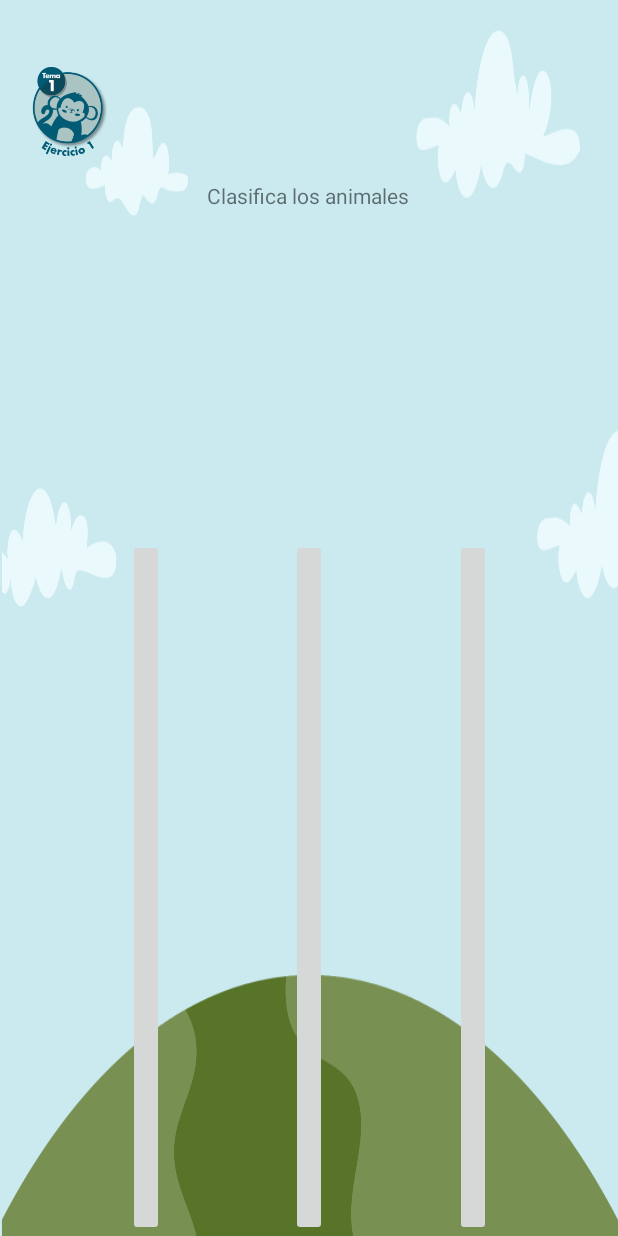
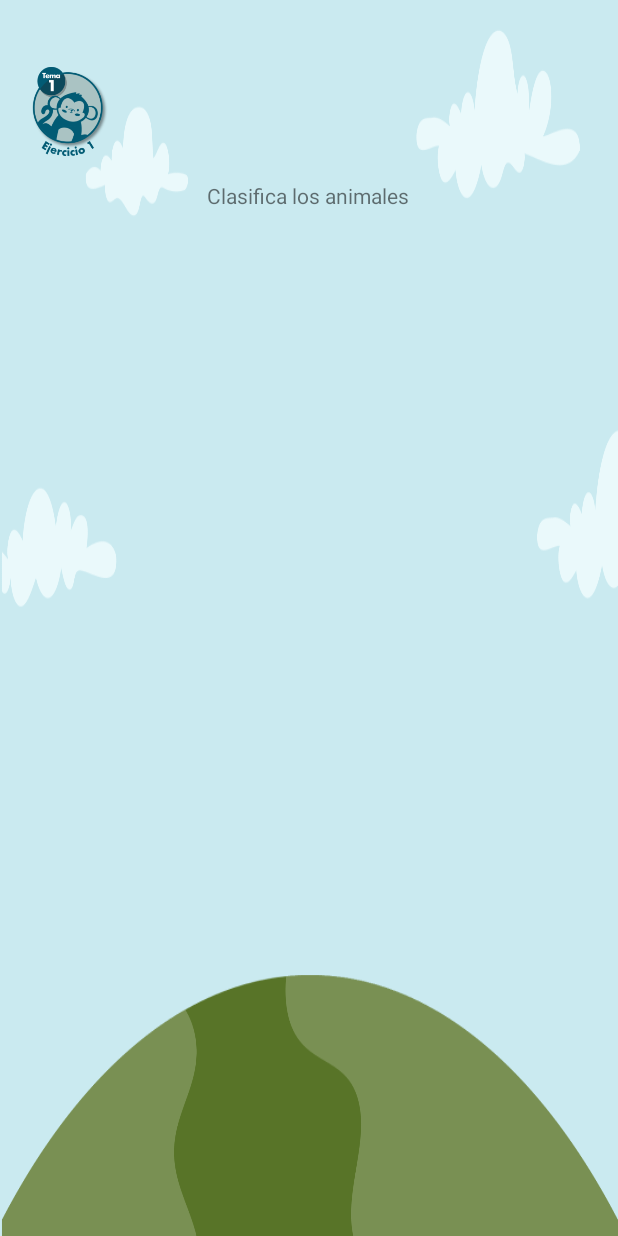
Before and after one commit to OmArCaMc/MethsKinderAppRebuild, an Android app: the layout activity_select_option.xml on its own in the app's theme, with its tools: preview values and no code run, on a phone screen of 412 x 824 dp. Run offline under Robolectric (Android 15) with nearby library versions, the phone set to English and light mode, and no system bars.

Commit message:
Error de fondo en opciones de modularizacion selecion unica corregido

```diff
--- a/app/src/main/java/com/example/animate/SelectOption.java
+++ b/app/src/main/java/com/example/animate/SelectOption.java
@@ -10,6 +10,7 @@ import android.widget.ImageButton;
 import android.widget.ImageView;
 import android.widget.TextView;
 
+import androidx.activity.EdgeToEdge;
 import androidx.appcompat.app.AppCompatActivity;
 import androidx.databinding.DataBindingUtil;
 import androidx.databinding.ViewDataBinding;
@@ -26,6 +27,9 @@ public class SelectOption extends AppCompatActivity {
         DataSelectOption dataSelectOption = new DataSelectOption();
         setRequestedOrientation(ActivityInfo.SCREEN_ORIENTATION_LANDSCAPE);
 //        ViewDataBinding binding = DataBindingUtil.setContentView(this, R.layout.activity_select_option);
+
+        // Expand to all screen
+        EdgeToEdge.enable(this);
         setContentView(R.layout.activity_select_option);
 //        binding.setLifecycleOwner(this);
 
--- a/app/src/main/java/com/example/animate/topic1screen.java
+++ b/app/src/main/java/com/example/animate/topic1screen.java
@@ -86,7 +86,7 @@ public class topic1screen extends AppCompatActivity {
                 intent.putExtra("INSTRUCTION", R.string.Instruction_1_1);
                 intent.putExtra("ILLUSTRATION", R.drawable.monkey2_asset);
                 intent.putExtra("OP1", R.drawable.monkey2_asset);
-                intent.putExtra("OP2", R.drawable.lion);
+                intent.putExtra("OP2", R.drawable.bird_asset);
                 intent.putExtra("OP3", R.drawable.tucan_asset);
                 intent.putExtra("RightOp", 1); // Establece la opción correcta (ej. 1)
 
--- a/app/src/main/res/layout/activity_select_option.xml
+++ b/app/src/main/res/layout/activity_select_option.xml
@@ -18,7 +18,7 @@
         app:layout_constraintHorizontal_bias="0.058"
         app:layout_constraintStart_toStartOf="parent"
         app:layout_constraintTop_toTopOf="parent"
-        app:layout_constraintVertical_bias="0.058"/>
+        app:layout_constraintVertical_bias="0.058" />
 
     <TextView
         android:id="@+id/instruction"
@@ -41,11 +41,7 @@
         app:layout_constraintEnd_toEndOf="parent"
         android:layout_width="wrap_content"
         android:layout_height="0dp"
-        android:scaleType="fitCenter"
-
-        >
-    </ImageView>
-
+        android:scaleType="fitCenter" />
 
     <TextView
         android:id="@+id/feedBack"
@@ -56,8 +52,7 @@
         app:layout_constraintEnd_toEndOf="parent"
         app:layout_constraintHorizontal_bias="0.499"
         app:layout_constraintStart_toStartOf="parent"
-        app:layout_constraintTop_toBottomOf="@id/instruction"
-    />
+        app:layout_constraintTop_toBottomOf="@id/instruction" />
 
     <ImageButton
         android:id="@+id/op1"
@@ -66,11 +61,10 @@
         app:layout_constraintStart_toStartOf="parent"
         app:layout_constraintEnd_toStartOf="@id/op2"
         android:layout_height="0dp"
-        android:layout_width="wrap_content"
-        android:scaleType="fitCenter"
+        android:layout_width="0dp"
+        android:background="@null"
+        android:scaleType="fitCenter" />
 
-        >
-    </ImageButton>
     <ImageButton
         android:id="@+id/op2"
         app:layout_constraintTop_toBottomOf="@id/feedBack"
@@ -78,11 +72,10 @@
         app:layout_constraintStart_toEndOf="@id/op1"
         app:layout_constraintEnd_toStartOf="@id/op3"
         android:layout_height="0dp"
-        android:layout_width="wrap_content"
-        android:scaleType="fitCenter"
+        android:layout_width="0dp"
+        android:background="@null"
+        android:scaleType="fitCenter" />
 
-        >
-    </ImageButton>
     <ImageButton
         android:id="@+id/op3"
         app:layout_constraintTop_toBottomOf="@id/feedBack"
@@ -90,9 +83,8 @@
         app:layout_constraintStart_toEndOf="@id/op2"
         app:layout_constraintEnd_toEndOf="parent"
         android:layout_height="0dp"
-        android:layout_width="wrap_content"
-        android:scaleType="fitCenter"
+        android:layout_width="0dp"
+        android:background="@null"
+        android:scaleType="fitCenter" />
 
-        >
-    </ImageButton>
 </androidx.constraintlayout.widget.ConstraintLayout>
```
